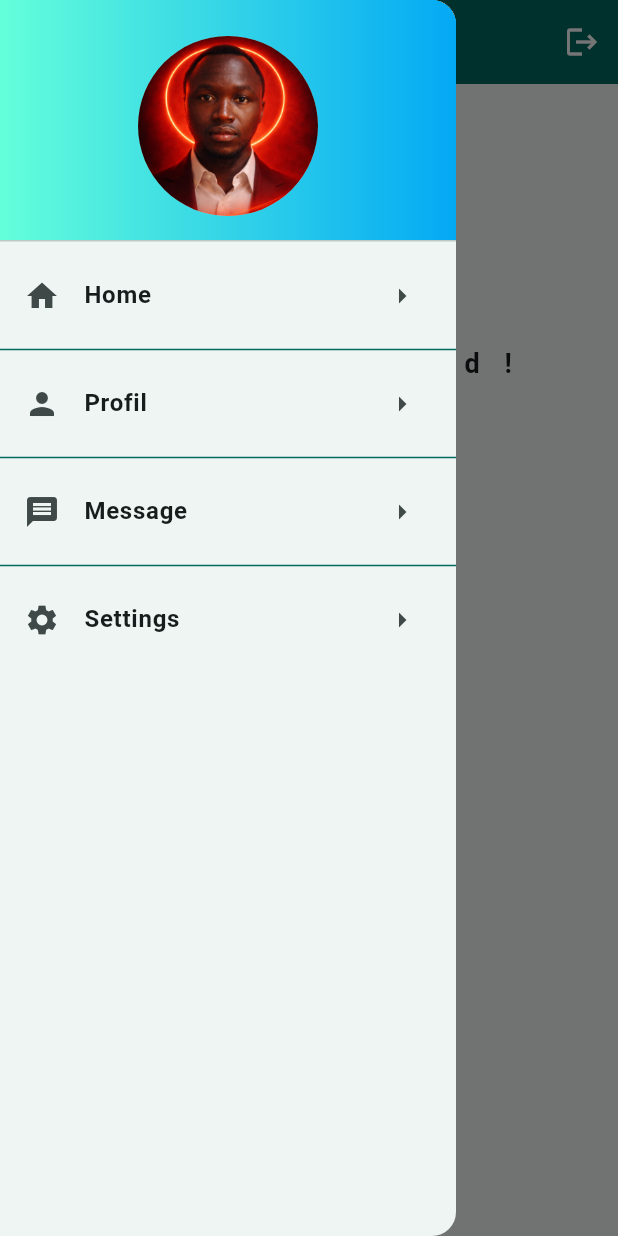
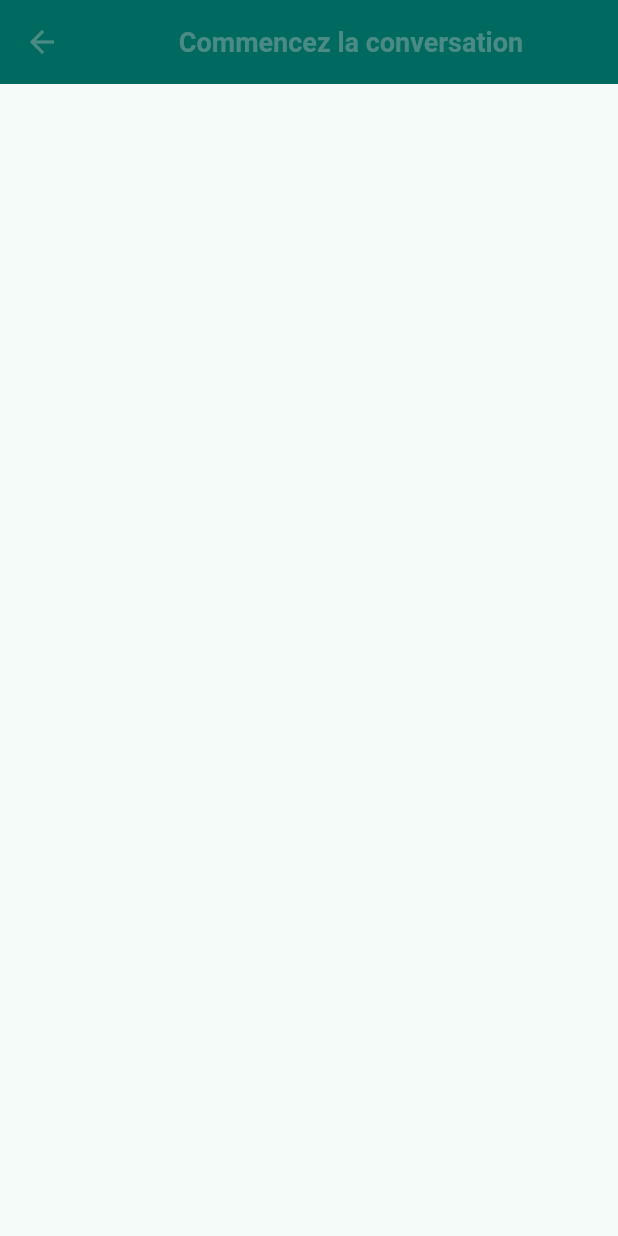
Before and after one commit to betel-espoir10/Camera_Gallery_Flutter, a Flutter app: the CameraGalleryPage screen opened by its route, in the side drawer, after a tap on "Message", on a phone screen of 412 x 824 dp. Run offline on Flutter 3.47's test engine with Material 3 defaults, Android fonts, the phone set to English and light mode, and no system bars; our stand-ins replace image_picker.

Commit message:
MessagePage-NavigatorNamePush - RoutesMessage

```diff
--- /dev/null
+++ b/lib/Pages/message_page.dart
@@ -0,0 +1,26 @@
+import 'package:flutter/material.dart';
+
+class MessagePage extends StatefulWidget {
+  const MessagePage({super.key});
+
+  @override
+  State<MessagePage> createState() => _MessagePageState();
+}
+
+class _MessagePageState extends State<MessagePage> {
+  @override
+  Widget build(BuildContext context) {
+    return Scaffold(
+      appBar: AppBar(
+        title: Center(
+          child: Text(
+            "Commencez la conversation",
+            style: TextStyle(fontSize: 18, fontWeight: FontWeight.bold),
+          ),
+        ),
+        foregroundColor: Theme.of(context).highlightColor,
+        backgroundColor: Theme.of(context).primaryColor,
+      ),
+    );
+  }
+}
--- a/lib/Pages/settings_page.dart
+++ b/lib/Pages/settings_page.dart
@@ -31,7 +31,7 @@ class _SettingsPageState extends State<SettingsPage> {
           crossAxisAlignment: CrossAxisAlignment.stretch,
           children: [
             //App preferences
-            _sectionHeaderText(label: "-> Preferences"),
+            _sectionHeaderText(label: "Preferences"),
             _sectionSettingsOptions(
               options: [
                 ListTile(
@@ -77,7 +77,7 @@ class _SettingsPageState extends State<SettingsPage> {
               ],
             ),
             //account settings
-            _sectionHeaderText(label: "-> Account"),
+            _sectionHeaderText(label: "Account"),
             _sectionSettingsOptions(
               options: [
                 ListTile(
@@ -101,7 +101,7 @@ class _SettingsPageState extends State<SettingsPage> {
               ],
             ),
             //customer support
-            _sectionHeaderText(label: "-> Support"),
+            _sectionHeaderText(label: "Support"),
             _sectionSettingsOptions(
               options: [
                 ListTile(
--- a/lib/drawer.dart
+++ b/lib/drawer.dart
@@ -55,7 +55,10 @@ class DrawerHeaderMain extends StatelessWidget {
             ),
             leading: Icon(Icons.message),
             trailing: Icon(Icons.arrow_right),
-            onTap: () {},
+            onTap: () {
+              Navigator.pop(context);
+              Navigator.pushNamed(context, "/message");
+            },
           ),
           Divider(color: Theme.of(context).primaryColor),
           ListTile(
--- a/lib/main.dart
+++ b/lib/main.dart
@@ -1,4 +1,5 @@
 import 'dart:io';
+import 'package:camera_gallery/Pages/message_page.dart';
 import 'package:camera_gallery/Pages/profil_page.dart';
 import 'package:camera_gallery/Pages/settings_page.dart';
 import 'package:camera_gallery/drawer.dart';
@@ -21,6 +22,7 @@ void main() {
         "/register": (context) => RegisterPage(),
         "/profil": (context) => ProfilPage(),
         "/settings": (context) => SettingsPage(),
+        "/message": (context) => MessagePage(),
       },
       title: "Camera",
       home: LoginPage(),
```
